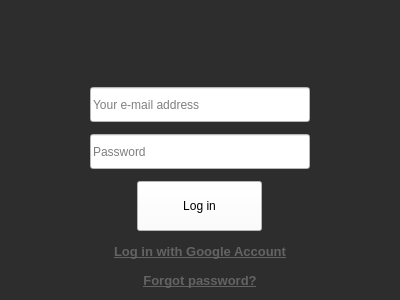
toggl-open-source/toggldesktop, file src/ui/linux/TogglDesktop/loginwidget.ui: the form before one commit.
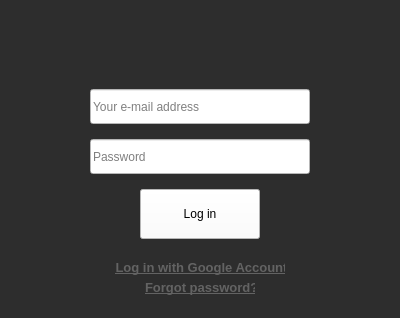
The form after the commit. Icons and pictures are not drawn.

Commit message: Refactored the login design to be more universal (linux)

```diff
--- a/src/ui/linux/TogglDesktop/loginwidget.ui
+++ b/src/ui/linux/TogglDesktop/loginwidget.ui
@@ -23,7 +23,7 @@
    <bool>false</bool>
   </property>
   <property name="styleSheet">
-   <string notr="true">background-color: rgb(45, 45, 45);</string>
+   <string notr="true"/>
   </property>
   <layout class="QVBoxLayout" name="verticalLayout">
    <property name="spacing">
@@ -32,11 +32,56 @@
    <property name="leftMargin">
     <number>0</number>
    </property>
+   <property name="topMargin">
+    <number>0</number>
+   </property>
    <property name="rightMargin">
     <number>0</number>
    </property>
+   <property name="bottomMargin">
+    <number>0</number>
+   </property>
    <item>
+    <widget class="QFrame" name="FullFrame">
+     <property name="styleSheet">
+      <string notr="true">background-color: rgb(45, 45, 45);</string>
+     </property>
+     <property name="frameShape">
+      <enum>QFrame::NoFrame</enum>
+     </property>
+     <property name="frameShadow">
+      <enum>QFrame::Raised</enum>
+     </property>
+     <property name="lineWidth">
+      <number>0</number>
+     </property>
+     <layout class="QVBoxLayout" name="verticalLayout_2">
+      <item alignment="Qt::AlignHCenter">
+       <widget class="QFrame" name="CenterFrame">
+        <property name="minimumSize">
+         <size>
+          <width>240</width>
+          <height>300</height>
+         </size>
+        </property>
+        <property name="frameShape">
+         <enum>QFrame::NoFrame</enum>
+        </property>
+        <property name="frameShadow">
+         <enum>QFrame::Raised</enum>
+        </property>
+        <property name="lineWidth">
+         <number>0</number>
+        </property>
     <widget class="QLabel" name="logo">
+         <property name="geometry">
+          <rect>
+           <x>60</x>
+           <y>20</y>
+           <width>120</width>
+           <height>36</height>
+          </rect>
+         </property>
      <property name="text">
       <string/>
      </property>
@@ -47,40 +92,15 @@
       <set>Qt::AlignCenter</set>
      </property>
     </widget>
-   </item>
-   <item alignment="Qt::AlignHCenter">
-    <widget class="QLineEdit" name="email">
-     <property name="minimumSize">
-      <size>
-       <width>220</width>
-       <height>35</height>
-      </size>
-     </property>
-     <property name="maximumSize">
-      <size>
-       <width>320</width>
-       <height>16777215</height>
-      </size>
-     </property>
-     <property name="baseSize">
-      <size>
-       <width>0</width>
-       <height>20</height>
-      </size>
-     </property>
-     <property name="autoFillBackground">
-      <bool>false</bool>
-     </property>
-     <property name="styleSheet">
-      <string notr="true">background-color: rgb(255, 255, 255);</string>
-     </property>
-     <property name="placeholderText">
-      <string>Your e-mail address</string>
-     </property>
-    </widget>
-   </item>
-   <item alignment="Qt::AlignHCenter">
     <widget class="QLineEdit" name="password">
+         <property name="geometry">
+          <rect>
+           <x>10</x>
+           <y>130</y>
+           <width>220</width>
+           <height>35</height>
+          </rect>
+         </property>
      <property name="minimumSize">
       <size>
        <width>220</width>
@@ -109,12 +129,18 @@
       <string>Password</string>
      </property>
     </widget>
-   </item>
-   <item alignment="Qt::AlignHCenter">
     <widget class="QPushButton" name="login">
+         <property name="geometry">
+          <rect>
+           <x>60</x>
+           <y>180</y>
+           <width>120</width>
+           <height>50</height>
+          </rect>
+         </property>
      <property name="minimumSize">
       <size>
-       <width>125</width>
+           <width>120</width>
        <height>50</height>
       </size>
      </property>
@@ -134,12 +160,18 @@
       <string>Log in</string>
      </property>
     </widget>
-   </item>
-   <item>
     <widget class="QLabel" name="googleLogin">
      <property name="enabled">
       <bool>true</bool>
      </property>
+         <property name="geometry">
+          <rect>
+           <x>35</x>
+           <y>250</y>
+           <width>170</width>
+           <height>17</height>
+          </rect>
+         </property>
      <property name="maximumSize">
       <size>
        <width>16777215</width>
@@ -170,9 +202,15 @@
       <set>Qt::TextBrowserInteraction</set>
      </property>
     </widget>
-   </item>
-   <item>
     <widget class="QLabel" name="forgotPassword">
+         <property name="geometry">
+          <rect>
+           <x>65</x>
+           <y>270</y>
+           <width>110</width>
+           <height>17</height>
+          </rect>
+         </property>
      <property name="maximumSize">
       <size>
        <width>16777215</width>
@@ -184,6 +222,7 @@
        <pointsize>10</pointsize>
        <weight>75</weight>
        <bold>true</bold>
+           <underline>true</underline>
       </font>
      </property>
      <property name="mouseTracking">
@@ -204,6 +243,47 @@
      <property name="textInteractionFlags">
       <set>Qt::TextBrowserInteraction</set>
      </property>
+        </widget>
+        <widget class="QLineEdit" name="email">
+         <property name="geometry">
+          <rect>
+           <x>10</x>
+           <y>80</y>
+           <width>220</width>
+           <height>35</height>
+          </rect>
+         </property>
+         <property name="minimumSize">
+          <size>
+           <width>220</width>
+           <height>35</height>
+          </size>
+         </property>
+         <property name="maximumSize">
+          <size>
+           <width>320</width>
+           <height>16777215</height>
+          </size>
+         </property>
+         <property name="baseSize">
+          <size>
+           <width>0</width>
+           <height>20</height>
+          </size>
+         </property>
+         <property name="autoFillBackground">
+          <bool>false</bool>
+         </property>
+         <property name="styleSheet">
+          <string notr="true">background-color: rgb(255, 255, 255);</string>
+         </property>
+         <property name="placeholderText">
+          <string>Your e-mail address</string>
+         </property>
+        </widget>
+       </widget>
+      </item>
+     </layout>
     </widget>
    </item>
   </layout>
```
Lines whose indentation alone changed are shown as unchanged. The commit also changes 2 other files.
